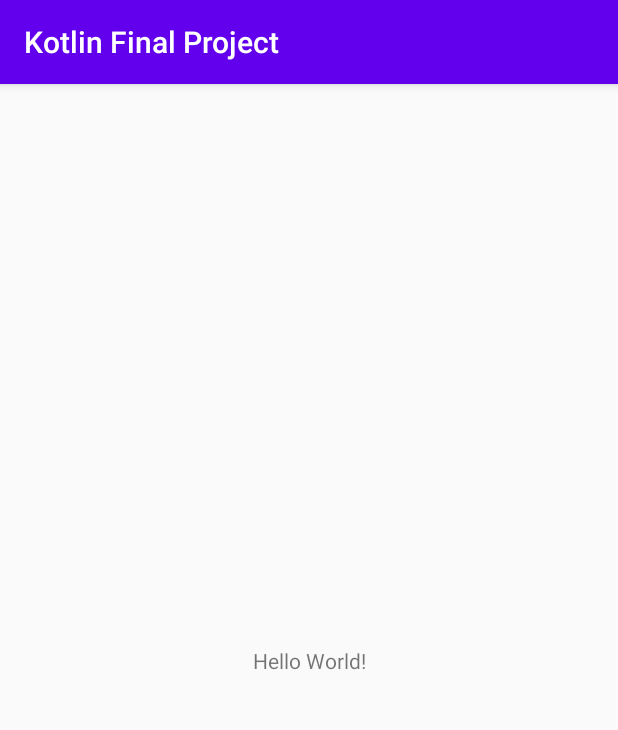
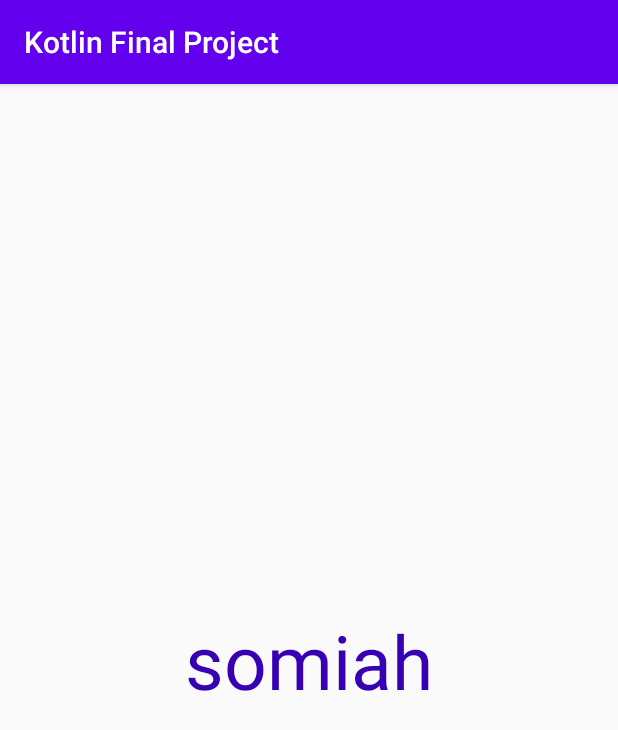
Before and after one commit to haithmak/KotlinFinalProject, an Android app: the screen it shows after launch (MainActivity), on a phone screen of 412 x 824 dp. Shown: the top 730 px of the screen. Run offline under Robolectric (Android 15) with nearby library versions, the phone set to English and light mode, and no system bars.

```diff
--- a/app/src/main/res/layout/activity_main.xml
+++ b/app/src/main/res/layout/activity_main.xml
@@ -9,7 +9,9 @@
     <TextView
         android:layout_width="wrap_content"
         android:layout_height="wrap_content"
-        android:text="Hello World!"
+        android:text="somiah"
+        android:textColor="@color/colorPrimaryDark"
+        android:textSize="50sp"
         app:layout_constraintBottom_toBottomOf="parent"
         app:layout_constraintLeft_toLeftOf="parent"
         app:layout_constraintRight_toRightOf="parent"
```
